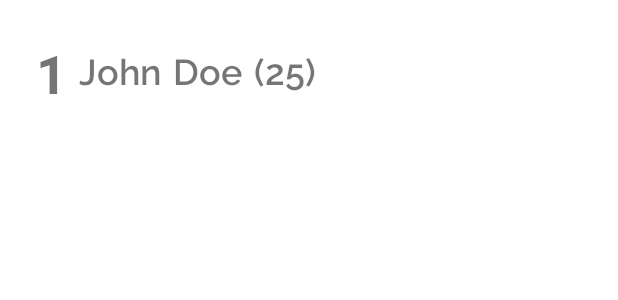
After one commit to sushmoyr/RoomDatabasePractice, an Android app: the layout custom_row.xml on its own in the app's theme, with its tools: preview values and no code run, on a phone screen of 412 x 824 dp. The commit adds this screen. Shown: the top 300 px of the screen. Run offline under Robolectric (Android 15) with nearby library versions, the phone set to English and light mode, and no system bars.

Commit message:
Recycler View Added

```diff
--- a/app/src/main/AndroidManifest.xml
+++ b/app/src/main/AndroidManifest.xml
@@ -16,6 +16,9 @@
                 <category android:name="android.intent.category.LAUNCHER" />
             </intent-filter>
         </activity>
+        <meta-data
+            android:name="preloaded_fonts"
+            android:resource="@array/preloaded_fonts" />
     </application>
 
 </manifest>
--- a/app/src/main/java/com/example/roomdatabasepractice/data/UserDao.kt
+++ b/app/src/main/java/com/example/roomdatabasepractice/data/UserDao.kt
@@ -13,7 +13,6 @@ interface UserDao {
     suspend fun addUser(user: User)
 
 
-
     @Query("SELECT * FROM user_table ORDER BY id ASC")
     fun readAllData() : LiveData<List<User>>
 
--- a/app/src/main/java/com/example/roomdatabasepractice/data/UserDatabase.kt
+++ b/app/src/main/java/com/example/roomdatabasepractice/data/UserDatabase.kt
@@ -29,7 +29,5 @@ abstract class UserDatabase : RoomDatabase() {
                 return instance
             }
         }
-
     }
-
 }
--- a/app/src/main/java/com/example/roomdatabasepractice/data/UserViewModel.kt
+++ b/app/src/main/java/com/example/roomdatabasepractice/data/UserViewModel.kt
@@ -9,7 +9,7 @@ import kotlinx.coroutines.launch
 
 class UserViewModel(application: Application) : AndroidViewModel(application) {
 
-    private val readAllData:LiveData<List<User>>
+    val readAllData:LiveData<List<User>>
     private val repository: UserRepository
 
     init {
--- /dev/null
+++ b/app/src/main/res/layout/custom_row.xml
@@ -0,0 +1,57 @@
+<?xml version="1.0" encoding="utf-8"?>
+<androidx.constraintlayout.widget.ConstraintLayout xmlns:android="http://schemas.android.com/apk/res/android"
+    xmlns:app="http://schemas.android.com/apk/res-auto"
+    xmlns:tools="http://schemas.android.com/tools"
+    android:layout_width="match_parent"
+    android:layout_height="wrap_content"
+    android:padding="24sp">
+
+    <TextView
+        android:id="@+id/textView_id"
+        android:layout_width="wrap_content"
+        android:layout_height="wrap_content"
+        android:fontFamily="@font/roboto_bold"
+        android:text="@string/_1"
+        android:textSize="36sp"
+        android:textStyle="bold"
+        android:typeface="normal"
+        app:layout_constraintBottom_toBottomOf="parent"
+        app:layout_constraintStart_toStartOf="parent"
+        app:layout_constraintTop_toTopOf="parent" />
+
+    <TextView
+        android:id="@+id/textView_FirstName"
+        android:layout_width="wrap_content"
+        android:layout_height="wrap_content"
+        android:layout_marginStart="8dp"
+        android:fontFamily="@font/raleway_semibold"
+        android:text="@string/john"
+        android:textSize="24sp"
+        app:layout_constraintBottom_toBottomOf="parent"
+        app:layout_constraintStart_toEndOf="@+id/textView_id"
+        app:layout_constraintTop_toTopOf="parent" />
+
+    <TextView
+        android:id="@+id/textView_lastName"
+        android:layout_width="wrap_content"
+        android:layout_height="wrap_content"
+        android:layout_marginStart="8dp"
+        android:fontFamily="@font/raleway_semibold"
+        android:text="@string/doe"
+        android:textSize="24sp"
+        app:layout_constraintBottom_toBottomOf="parent"
+        app:layout_constraintStart_toEndOf="@+id/textView_FirstName"
+        app:layout_constraintTop_toTopOf="parent" />
+
+    <TextView
+        android:id="@+id/textView_age"
+        android:layout_width="wrap_content"
+        android:layout_height="wrap_content"
+        android:layout_marginStart="8dp"
+        android:fontFamily="@font/raleway_semibold"
+        android:text="@string/_25"
+        android:textSize="24sp"
+        app:layout_constraintBottom_toBottomOf="parent"
+        app:layout_constraintStart_toEndOf="@+id/textView_lastName"
+        app:layout_constraintTop_toTopOf="parent" />
+</androidx.constraintlayout.widget.ConstraintLayout>
--- /dev/null
+++ b/app/src/main/res/values/preloaded_fonts.xml
@@ -0,0 +1,6 @@
+<?xml version="1.0" encoding="utf-8"?>
+<resources>
+    <array name="preloaded_fonts" translatable="false">
+        <item>@font/</item>
+    </array>
+</resources>
--- a/app/src/main/res/values/strings.xml
+++ b/app/src/main/res/values/strings.xml
@@ -8,4 +8,8 @@
     <string name="age">Age</string>
     <string name="last_name">Last Name</string>
     <string name="first_name">First Name</string>
+    <string name="_1">1</string>
+    <string name="john">John</string>
+    <string name="doe">Doe</string>
+    <string name="_25">(25)</string>
 </resources>
```
Also changed, not shown: app/src/main/java/com/example/roomdatabasepractice/ListAdapter.kt (added, +38 -0 lines), app/src/main/java/com/example/roomdatabasepractice/ListFragment.kt (+16 -0 lines), app/src/main/res/font/.xml (added, +9 -0 lines), app/src/main/res/navigation/my_nav.xml (+4 -3 lines), app/src/main/res/values/font_certs.xml (added, +17 -0 lines), app/src/main/res/font/raleway_semibold.ttf (added), app/src/main/res/font/roboto_bold.ttf (added).
